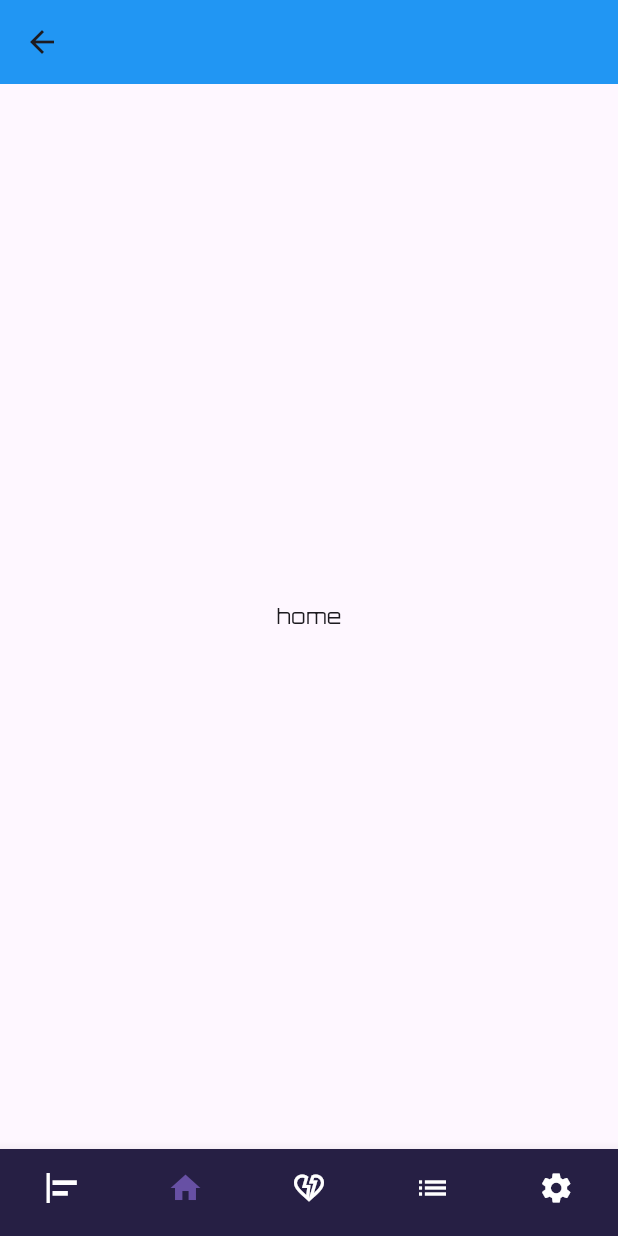
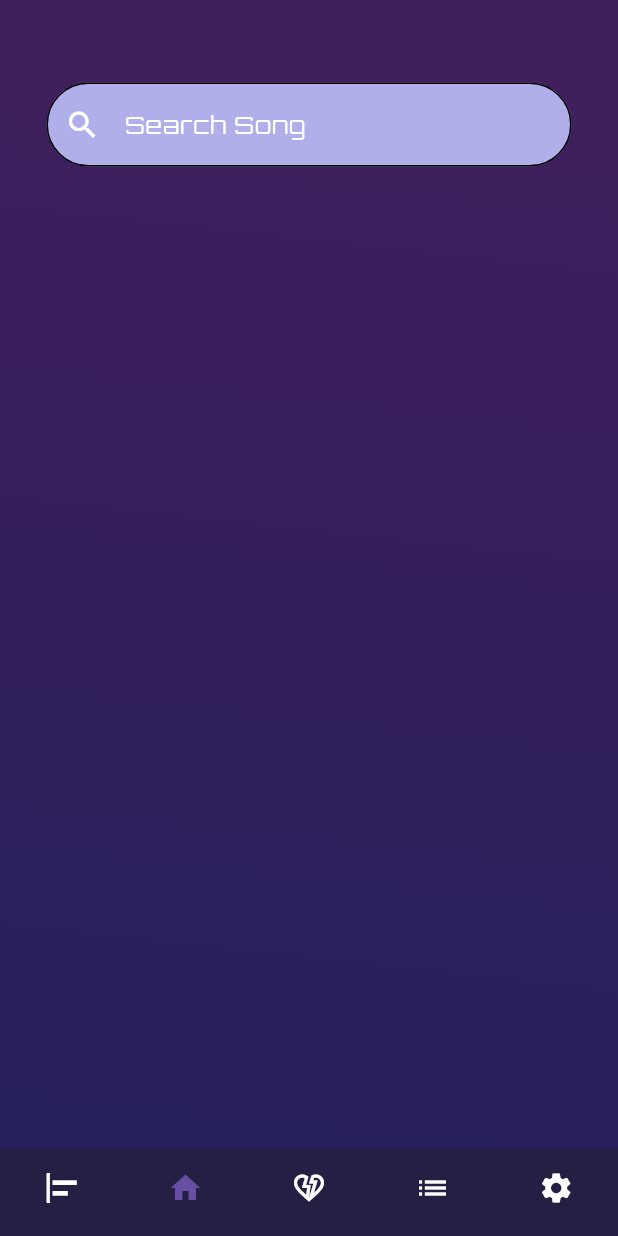
Before and after one commit to MeladShawky/Music-app, a Flutter app: the HomeScreen screen opened by its route, item 2 of the bottom bar chosen, on a phone screen of 412 x 824 dp. Run offline on Flutter 3.47's test engine with Material 3 defaults, Android fonts, the phone set to English and light mode, and no system bars.

Commit message:
desing home page part 6 (make CustomTextFieldHomePage)

```diff
--- a/lib/core/resources/color_mangers.dart
+++ b/lib/core/resources/color_mangers.dart
@@ -9,6 +9,7 @@ class ColorMangers{
   static const Color kLigh2tBlue=Color(0xff2F5D9A);
   static const Color kLigh3tBlue=Color(0xff3097C5);
   static const Color kNavigationBarColor=Color(0xff261F44);
+  static const Color kDarkBlue=Color(0xff261F5D);
 
 
 
--- a/lib/features/home/screens/home_page.dart
+++ b/lib/features/home/screens/home_page.dart
@@ -1,15 +1,29 @@
 import 'package:flutter/material.dart';
+import 'package:music_app/core/resources/alignment_mangers.dart';
+import 'package:music_app/core/resources/color_mangers.dart';
+import 'package:music_app/features/home/widgets/custom_text_field_home_page.dart';
 
 class HomePage extends StatelessWidget {
   const HomePage({Key? key}) : super(key: key);
 
   @override
   Widget build(BuildContext context) {
-    return Scaffold(
-      appBar: AppBar(
-        backgroundColor: Colors.blue,
+    return Container(
+      decoration: BoxDecoration(
+        gradient: LinearGradient(
+          begin: Alignment(AlignmentMangersx.x0_20, AlignmentMangersy.y_0_90),
+          end: Alignment(AlignmentMangersx.x_0_20, AlignmentMangersy.y0_98),
+          colors: [ColorMangers.kPrimaryColor, ColorMangers.kDarkBlue],
+        ),
       ),
-      body: Center(child: Text('home'),),
+      child: Padding(
+        padding: const EdgeInsets.only(top: 55, right: 31, left: 31),
+        child: Column(
+          children: [
+            CustomTextFieldHomePage(),
+          ],
+        ),
+      ),
     );
   }
 }
--- /dev/null
+++ b/lib/features/home/widgets/custom_text_field_home_page.dart
@@ -0,0 +1,25 @@
+import 'package:flutter/material.dart';
+import 'package:music_app/core/resources/color_mangers.dart';
+
+class CustomTextFieldHomePage extends StatelessWidget {
+  const CustomTextFieldHomePage({Key? key}) : super(key: key);
+
+  @override
+  Widget build(BuildContext context) {
+    return TextField(
+      decoration: InputDecoration(
+        hintText: 'Search Song',
+        hintStyle: TextStyle(color: ColorMangers.kWhite),
+        prefixIcon: Icon(Icons.search,color: ColorMangers.kWhite,),
+        filled: true,
+        fillColor: Color(0xffB1AFE9),
+        border: OutlineInputBorder(
+            borderRadius: BorderRadius.circular(50)
+        ),
+        enabledBorder: OutlineInputBorder(
+            borderRadius: BorderRadius.circular(50)
+        ),
+      ),
+    );
+  }
+}
```
